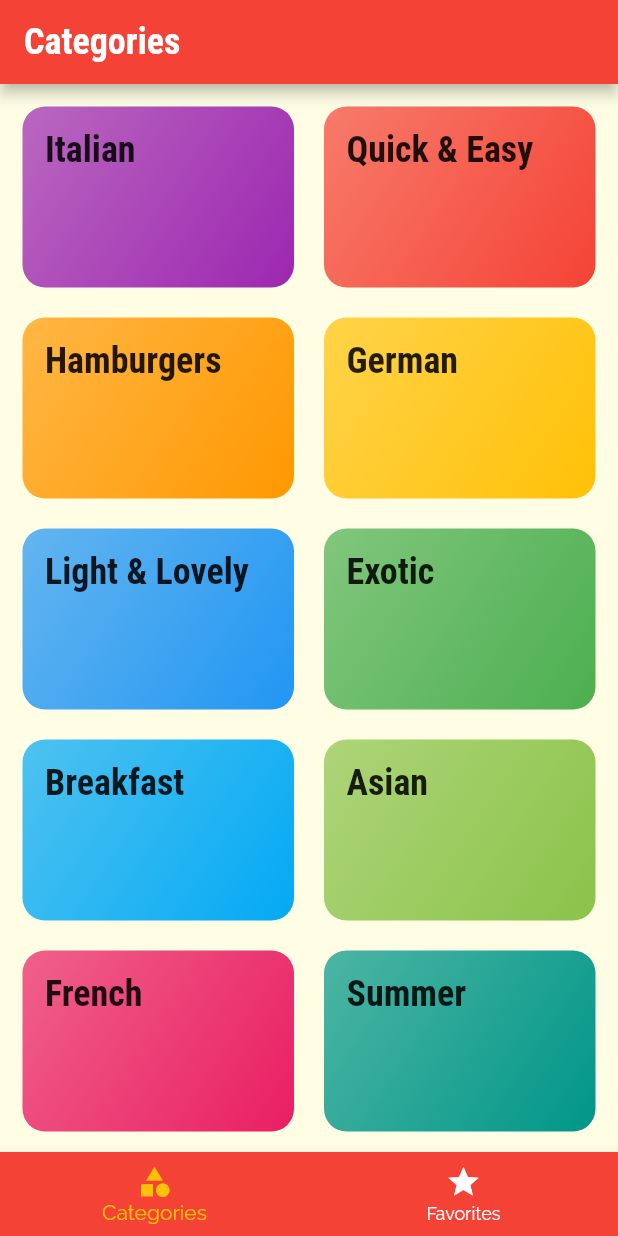
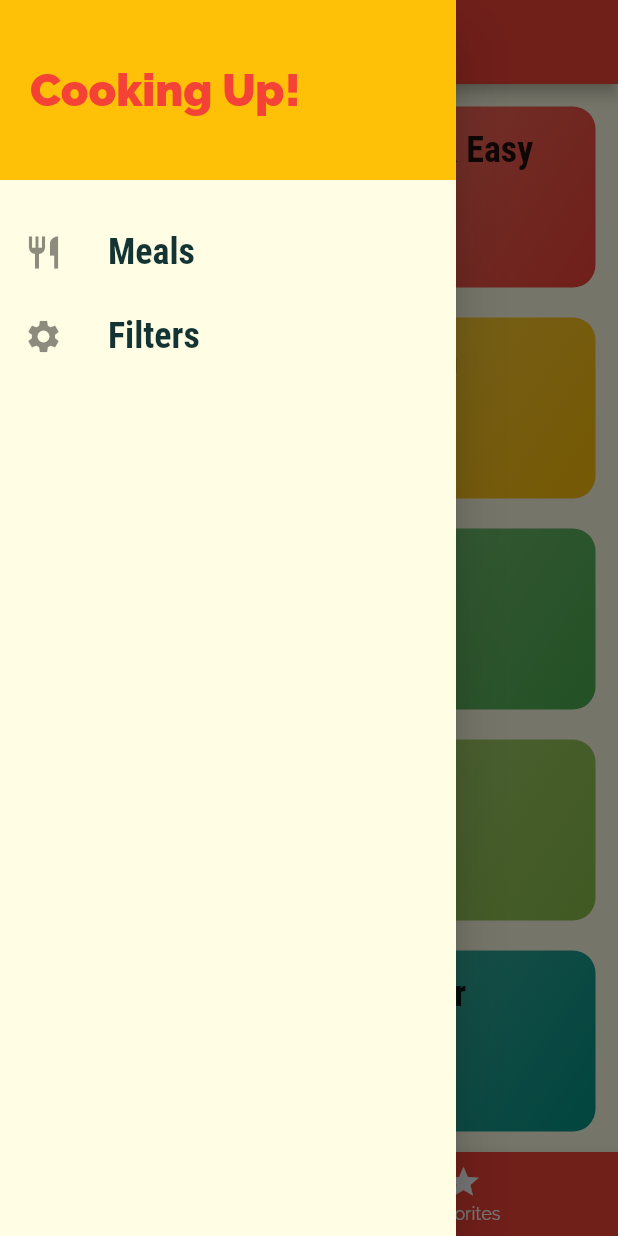
Before and after one commit to Alastier07/flutter-course-projects, a Flutter app: the screen it shows after launch, with the side drawer open (before the commit the screen has no drawer), on a phone screen of 412 x 824 dp. Run offline on Flutter 3.47's test engine with Material 2 defaults, Android fonts, the phone set to English and light mode, and no system bars.

Commit message:
add custom drawer

```diff
--- a/projects/meals_app/lib/screens/tabs_screen.dart
+++ b/projects/meals_app/lib/screens/tabs_screen.dart
@@ -1,4 +1,5 @@
 import 'package:flutter/material.dart';
+import '../widgets/main_drawer.dart';
 import '../screens/favorites_screen.dart';
 import '../screens/categories_screen.dart';
 
@@ -27,6 +28,7 @@ class _TabsScreenState extends State<TabsScreen> {
       appBar: AppBar(
         title: Text(_pages[_selectedPageIndex]['title']),
       ),
+      drawer: MainDrawer(),
       body: _pages[_selectedPageIndex]['page'],
       bottomNavigationBar: BottomNavigationBar(
         onTap: _selectPage,
--- /dev/null
+++ b/projects/meals_app/lib/widgets/main_drawer.dart
@@ -0,0 +1,57 @@
+import 'package:flutter/material.dart';
+
+class MainDrawer extends StatelessWidget {
+  Widget buildListTile(String title, IconData icon) {
+    return ListTile(
+      leading: Icon(
+        icon,
+        size: 26,
+      ),
+      title: Text(
+        title,
+        style: TextStyle(
+          fontFamily: 'RobotoCondensed',
+          fontSize: 24,
+          fontWeight: FontWeight.bold,
+        ),
+      ),
+      onTap: () {},
+    );
+  }
+
+  @override
+  Widget build(BuildContext context) {
+    return Drawer(
+      child: Column(
+        children: <Widget>[
+          Container(
+            height: 120,
+            width: double.infinity,
+            padding: EdgeInsets.all(20),
+            alignment: Alignment.centerLeft,
+            color: Theme.of(context).accentColor,
+            child: Text(
+              'Cooking Up!',
+              style: TextStyle(
+                fontWeight: FontWeight.w900,
+                fontSize: 30,
+                color: Theme.of(context).primaryColor,
+              ),
+            ),
+          ),
+          SizedBox(
+            height: 20,
+          ),
+          buildListTile(
+            'Meals',
+            Icons.restaurant,
+          ),
+          buildListTile(
+            'Filters',
+            Icons.settings,
+          ),
+        ],
+      ),
+    );
+  }
+}
```
